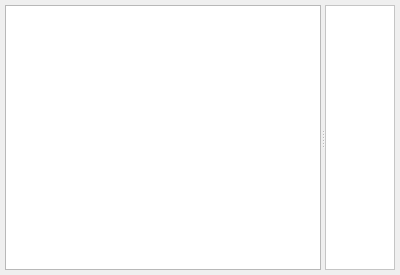
Old version of the form PageDictionary.ui in the repository congchenutd/papernet.
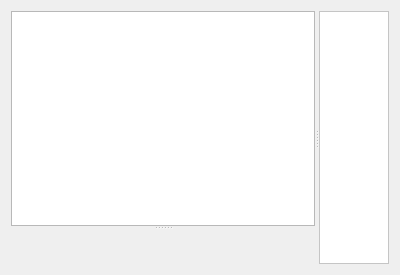
New version of the form. Custom widgets are drawn as their Qt base class.

Patch:
```diff
--- a/PageDictionary.ui
+++ b/PageDictionary.ui
@@ -13,15 +13,16 @@
   <property name="windowTitle">
    <string>PageDictionary</string>
   </property>
-  <layout class="QHBoxLayout" name="horizontalLayout_2">
-   <property name="margin">
-    <number>5</number>
-   </property>
+  <layout class="QVBoxLayout" name="verticalLayout">
    <item>
-    <widget class="QSplitter" name="splitter">
+    <widget class="QSplitter" name="splitterVertical">
      <property name="orientation">
       <enum>Qt::Horizontal</enum>
      </property>
+     <widget class="QSplitter" name="splitterHorizontal">
+      <property name="orientation">
+       <enum>Qt::Vertical</enum>
+      </property>
      <widget class="DictionaryTableView" name="tableView">
       <property name="editTriggers">
        <set>QAbstractItemView::NoEditTriggers</set>
@@ -36,6 +37,8 @@
        <bool>true</bool>
       </attribute>
      </widget>
+      <widget class="RelatedPhraseWidget" name="widgetRelatedPhrases" native="true"/>
+     </widget>
      <widget class="QScrollArea" name="scrollArea">
       <property name="palette">
        <palette>
@@ -109,8 +112,8 @@
         <rect>
          <x>0</x>
          <y>0</y>
-         <width>77</width>
-         <height>263</height>
+         <width>85</width>
+         <height>251</height>
         </rect>
        </property>
        <layout class="QHBoxLayout" name="horizontalLayout">
@@ -140,6 +143,12 @@
    <extends>QTableView</extends>
    <header>DictionaryTableView.h</header>
   </customwidget>
+  <customwidget>
+   <class>RelatedPhraseWidget</class>
+   <extends>QWidget</extends>
+   <header>RelatedPhraseWidget.h</header>
+   <container>1</container>
+  </customwidget>
  </customwidgets>
  <resources/>
  <connections/>
```
Lines whose indentation alone changed are shown as unchanged.
